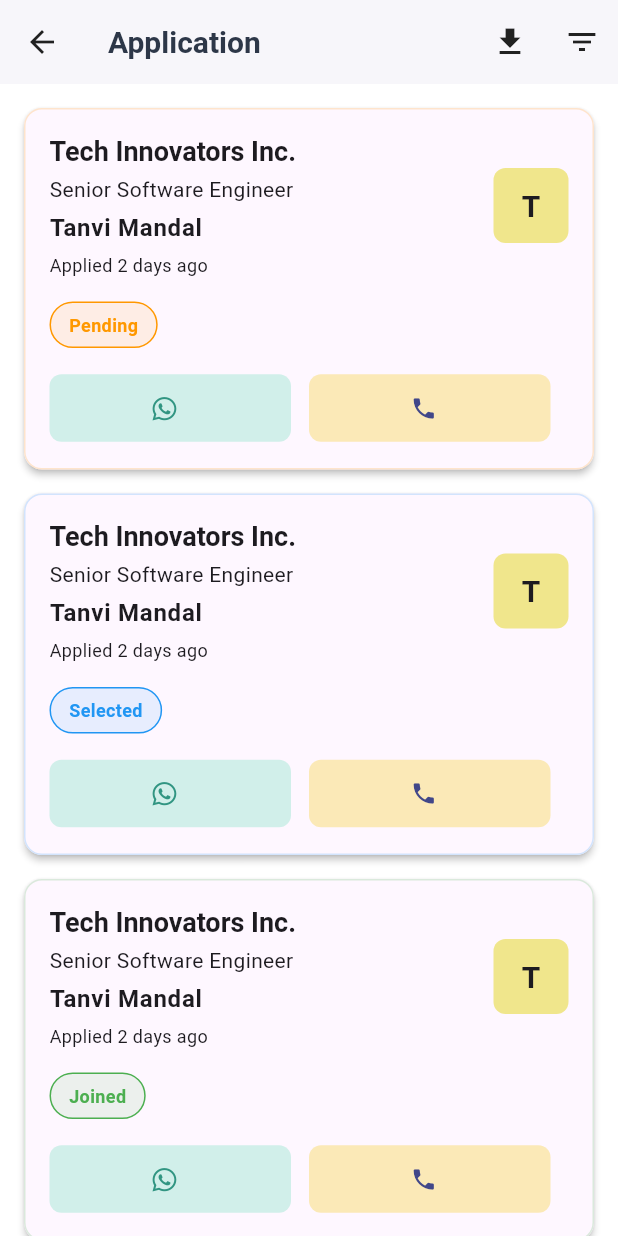
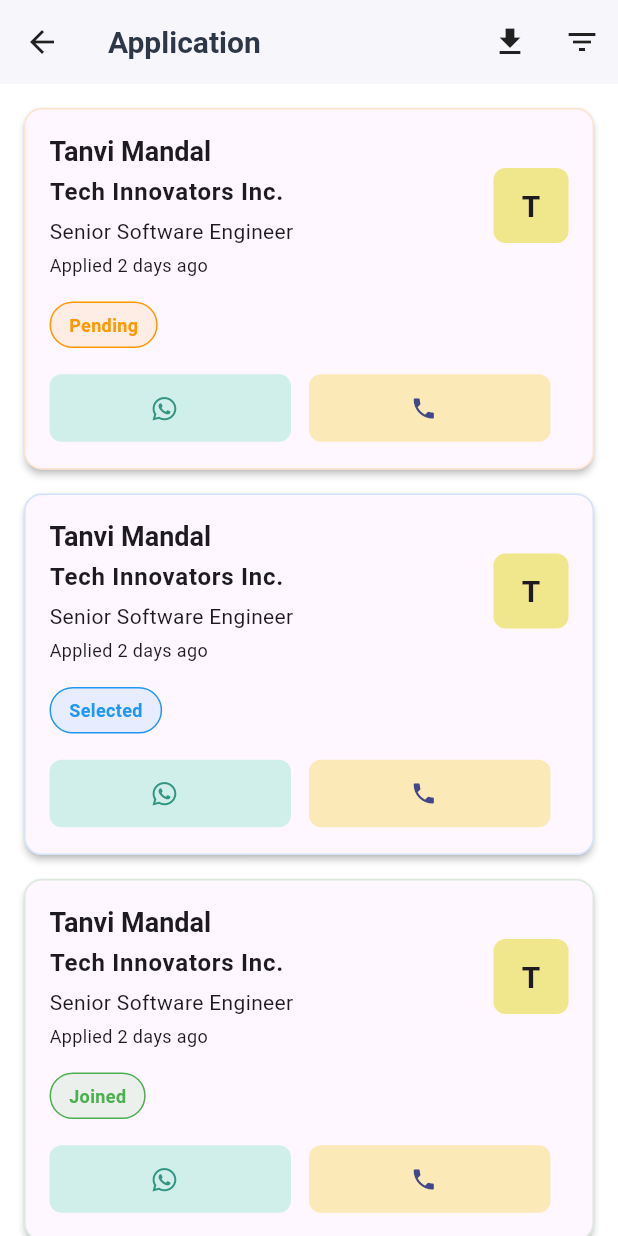
Before and after one commit to Shayangiri49/headsup, a Flutter app: the ApplicationsTabScreen screen opened directly with empty values, on a phone screen of 412 x 824 dp. Run offline on Flutter 3.47's test engine with Material 3 defaults, Android fonts, the phone set to English and light mode, and no system bars; our stand-ins replace font_awesome_flutter, lottie, share_plus; missing offline and left inert: excel.

Commit message:
new update

```diff
--- a/lib/screens/applications_tab_screen.dart
+++ b/lib/screens/applications_tab_screen.dart
@@ -291,18 +291,18 @@ class _ApplicationsTabScreenState extends State<ApplicationsTabScreen> {
                         crossAxisAlignment: CrossAxisAlignment.start,
                         children: [
                           Text(
+                            application['candidateName'],
+                            style: Theme.of(context).textTheme.titleLarge?.copyWith(fontSize: 18, fontWeight: FontWeight.bold),
+                          ),
+                          const SizedBox(height: 4),
+                          Text(
                             application['company'],
-                            style: Theme.of(context).textTheme.titleLarge?.copyWith(fontSize: 18, fontWeight: FontWeight.bold),
+                            style: Theme.of(context).textTheme.bodyLarge?.copyWith(fontSize: 16, fontWeight: FontWeight.w600),
                           ),
                           const SizedBox(height: 4),
                           Text(
                             application['position'],
                             style: Theme.of(context).textTheme.bodyMedium?.copyWith(fontSize: 14),
-                          ),
-                          const SizedBox(height: 4),
-                          Text(
-                            application['candidateName'],
-                            style: Theme.of(context).textTheme.bodyLarge?.copyWith(fontSize: 16, fontWeight: FontWeight.w600),
                           ),
                           const SizedBox(height: 4),
                           Text(
```
Also changed, not shown: lib/screens/home_tab_screen.dart (+0 -8 lines).
